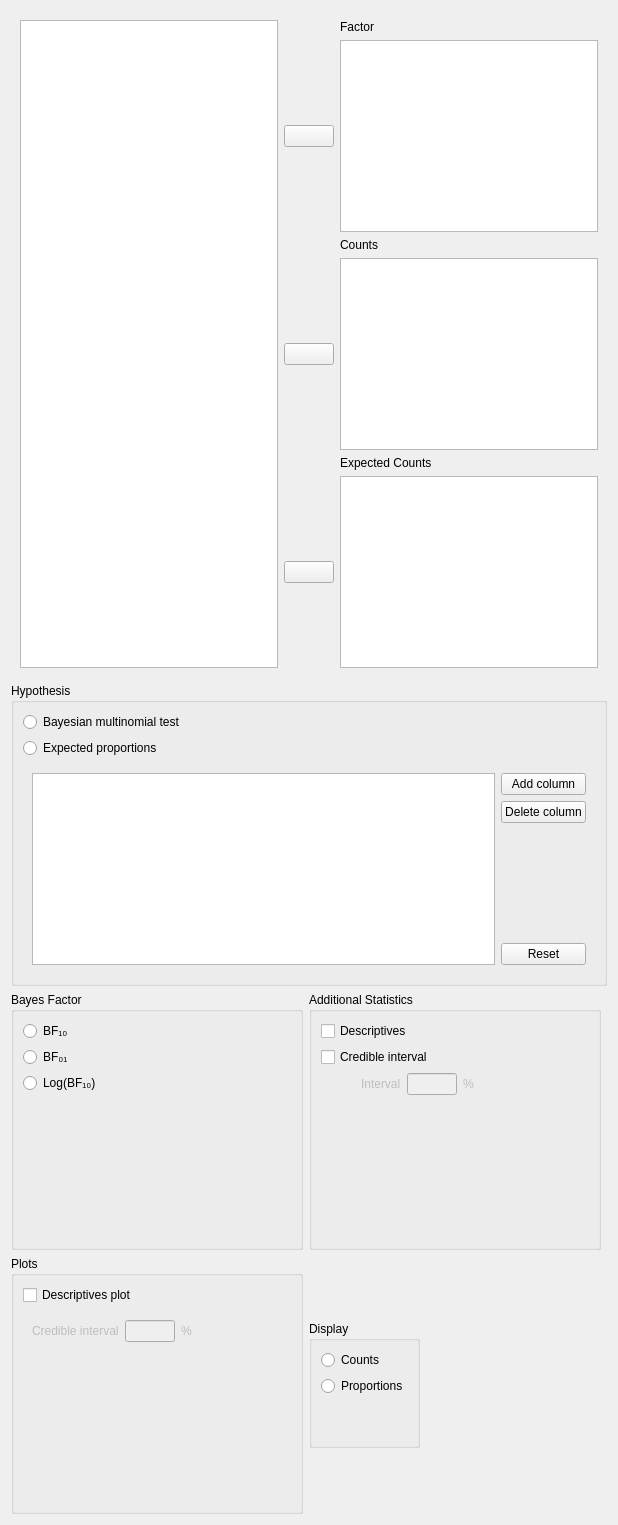
jasp-stats/jasp-desktop, file JASP-Desktop/analysisforms/Common/multinomialtestbayesianform.ui: the form before one commit.
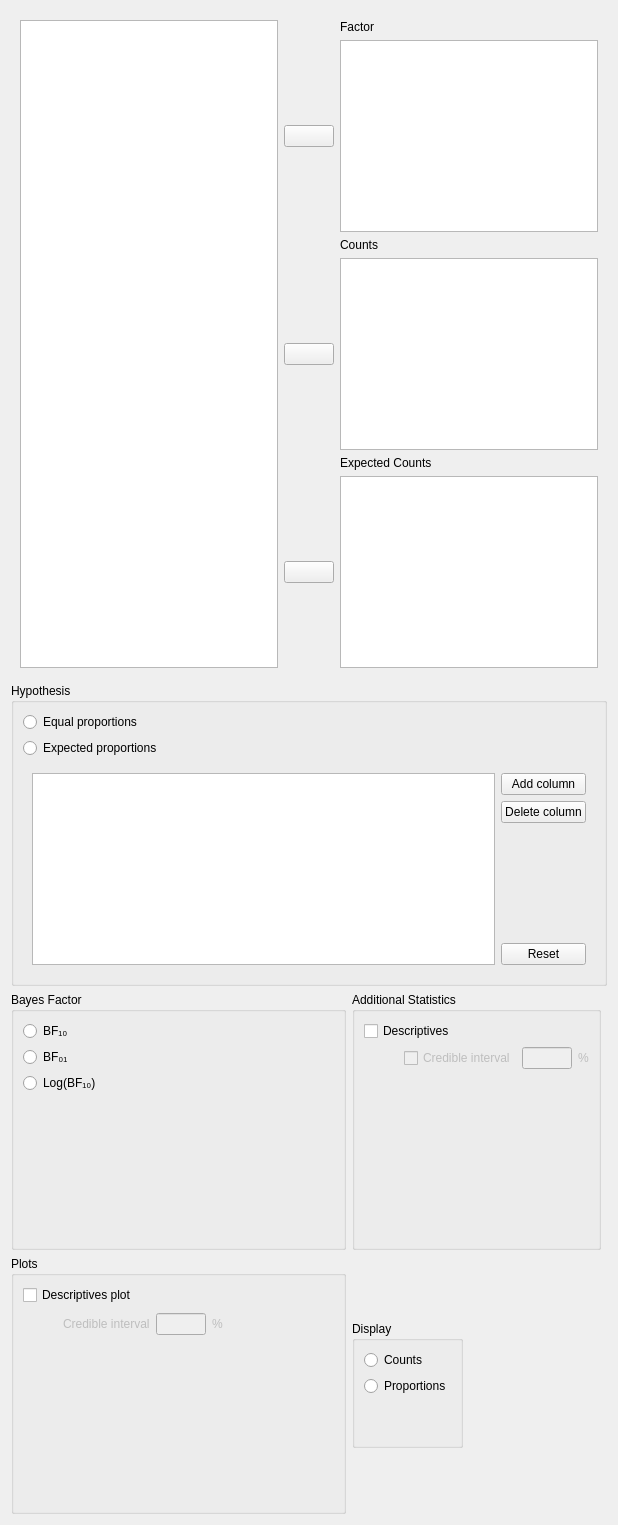
The form after the commit. Custom widgets are drawn as their Qt base class.

What changed in the file:
```diff
--- a/JASP-Desktop/analysisforms/Common/multinomialtestbayesianform.ui
+++ b/JASP-Desktop/analysisforms/Common/multinomialtestbayesianform.ui
@@ -14,203 +14,7 @@
    <string>Form</string>
   </property>
   <layout class="QGridLayout" name="gridLayout_5">
-   <item row="4" column="1">
-    <widget class="BoundGroupBox" name="additional">
-     <property name="sizePolicy">
-      <sizepolicy hsizetype="Preferred" vsizetype="Preferred">
-       <horstretch>0</horstretch>
-       <verstretch>0</verstretch>
-      </sizepolicy>
-     </property>
-     <property name="title">
-      <string>Additional Statistics</string>
-     </property>
-     <property name="flat">
-      <bool>false</bool>
-     </property>
-     <layout class="QGridLayout" name="gridLayout_8">
-      <item row="3" column="0">
-       <widget class="QWidget" name="widgetConfidenceIntervalInterval" native="true">
-        <property name="enabled">
-         <bool>false</bool>
-        </property>
-        <property name="sizePolicy">
-         <sizepolicy hsizetype="Fixed" vsizetype="Fixed">
-          <horstretch>0</horstretch>
-          <verstretch>0</verstretch>
-         </sizepolicy>
-        </property>
-        <layout class="QGridLayout" name="gridLayout_6">
-         <property name="leftMargin">
-          <number>40</number>
-         </property>
-         <property name="topMargin">
-          <number>0</number>
-         </property>
-         <property name="rightMargin">
-          <number>0</number>
-         </property>
-         <property name="bottomMargin">
-          <number>0</number>
-         </property>
-         <item row="0" column="2">
-          <widget class="QLabel" name="label_4">
-           <property name="sizePolicy">
-            <sizepolicy hsizetype="Fixed" vsizetype="Fixed">
-             <horstretch>0</horstretch>
-             <verstretch>0</verstretch>
-            </sizepolicy>
-           </property>
-           <property name="text">
-            <string>%</string>
-           </property>
-          </widget>
-         </item>
-         <item row="0" column="0">
-          <widget class="QLabel" name="label_5">
-           <property name="sizePolicy">
-            <sizepolicy hsizetype="Fixed" vsizetype="Fixed">
-             <horstretch>0</horstretch>
-             <verstretch>0</verstretch>
-            </sizepolicy>
-           </property>
-           <property name="text">
-            <string>Interval</string>
-           </property>
-          </widget>
-         </item>
-         <item row="0" column="1">
-          <widget class="BoundTextBox" name="credibleIntervalInterval">
-           <property name="sizePolicy">
-            <sizepolicy hsizetype="Fixed" vsizetype="Fixed">
-             <horstretch>0</horstretch>
-             <verstretch>0</verstretch>
-            </sizepolicy>
-           </property>
-           <property name="maximumSize">
-            <size>
-             <width>50</width>
-             <height>16777215</height>
-            </size>
-           </property>
-          </widget>
-         </item>
-        </layout>
-       </widget>
-      </item>
-      <item row="4" column="0">
-       <spacer name="verticalSpacer_3">
-        <property name="orientation">
-         <enum>Qt::Vertical</enum>
-        </property>
-        <property name="sizeHint" stdset="0">
-         <size>
-          <width>20</width>
-          <height>40</height>
-         </size>
-        </property>
-       </spacer>
-      </item>
-      <item row="2" column="1">
-       <spacer name="horizontalSpacer_3">
-        <property name="orientation">
-         <enum>Qt::Horizontal</enum>
-        </property>
-        <property name="sizeHint" stdset="0">
-         <size>
-          <width>40</width>
-          <height>20</height>
-         </size>
-        </property>
-       </spacer>
-      </item>
-      <item row="2" column="0">
-       <widget class="BoundCheckBox" name="credibleInterval">
-        <property name="sizePolicy">
-         <sizepolicy hsizetype="Fixed" vsizetype="Fixed">
-          <horstretch>0</horstretch>
-          <verstretch>0</verstretch>
-         </sizepolicy>
-        </property>
-        <property name="text">
-         <string>Credible interval</string>
-        </property>
-       </widget>
-      </item>
-      <item row="0" column="0">
-       <widget class="BoundCheckBox" name="descriptives">
-        <property name="sizePolicy">
-         <sizepolicy hsizetype="Fixed" vsizetype="Fixed">
-          <horstretch>0</horstretch>
-          <verstretch>0</verstretch>
-         </sizepolicy>
-        </property>
-        <property name="text">
-         <string>Descriptives</string>
-        </property>
-       </widget>
-      </item>
-     </layout>
-    </widget>
-   </item>
-   <item row="5" column="1">
-    <widget class="BoundGroupBox" name="countProp">
-     <property name="enabled">
-      <bool>true</bool>
-     </property>
-     <property name="sizePolicy">
-      <sizepolicy hsizetype="Fixed" vsizetype="Fixed">
-       <horstretch>0</horstretch>
-       <verstretch>0</verstretch>
-      </sizepolicy>
-     </property>
-     <property name="title">
-      <string>Display</string>
-     </property>
-     <layout class="QGridLayout" name="gridLayout_7">
-      <item row="1" column="0">
-       <widget class="QRadioButton" name="_1descCounts">
-        <property name="sizePolicy">
-         <sizepolicy hsizetype="Fixed" vsizetype="Fixed">
-          <horstretch>0</horstretch>
-          <verstretch>0</verstretch>
-         </sizepolicy>
-        </property>
-        <property name="text">
-         <string>Counts</string>
-        </property>
-       </widget>
-      </item>
-      <item row="2" column="0">
-       <widget class="QRadioButton" name="_2descProps">
-        <property name="sizePolicy">
-         <sizepolicy hsizetype="Fixed" vsizetype="Fixed">
-          <horstretch>0</horstretch>
-          <verstretch>0</verstretch>
-         </sizepolicy>
-        </property>
-        <property name="text">
-         <string>Proportions</string>
-        </property>
-       </widget>
-      </item>
-      <item row="4" column="0">
-       <spacer name="verticalSpacer_6">
-        <property name="orientation">
-         <enum>Qt::Vertical</enum>
-        </property>
-        <property name="sizeHint" stdset="0">
-         <size>
-          <width>20</width>
-          <height>40</height>
-         </size>
-        </property>
-       </spacer>
-      </item>
-     </layout>
-    </widget>
-   </item>
-   <item row="5" column="0">
+   <item row="6" column="0">
     <widget class="BoundGroupBox" name="plots">
      <property name="title">
       <string>Plots</string>
@@ -228,6 +32,18 @@
          </sizepolicy>
         </property>
         <layout class="QGridLayout" name="gridLayout_3">
+         <property name="leftMargin">
+          <number>40</number>
+         </property>
+         <property name="topMargin">
+          <number>2</number>
+         </property>
+         <property name="rightMargin">
+          <number>0</number>
+         </property>
+         <property name="bottomMargin">
+          <number>0</number>
+         </property>
          <item row="0" column="0">
           <widget class="QLabel" name="label_7">
            <property name="sizePolicy">
@@ -319,6 +135,128 @@
      <zorder>horizontalSpacer</zorder>
     </widget>
    </item>
+   <item row="4" column="1">
+    <widget class="BoundGroupBox" name="additional">
+     <property name="sizePolicy">
+      <sizepolicy hsizetype="Preferred" vsizetype="Preferred">
+       <horstretch>0</horstretch>
+       <verstretch>0</verstretch>
+      </sizepolicy>
+     </property>
+     <property name="title">
+      <string>Additional Statistics</string>
+     </property>
+     <property name="flat">
+      <bool>false</bool>
+     </property>
+     <layout class="QGridLayout" name="gridLayout_8">
+      <item row="3" column="0">
+       <spacer name="verticalSpacer_3">
+        <property name="orientation">
+         <enum>Qt::Vertical</enum>
+        </property>
+        <property name="sizeHint" stdset="0">
+         <size>
+          <width>20</width>
+          <height>40</height>
+         </size>
+        </property>
+       </spacer>
+      </item>
+      <item row="0" column="0">
+       <widget class="BoundCheckBox" name="descriptives">
+        <property name="sizePolicy">
+         <sizepolicy hsizetype="Fixed" vsizetype="Fixed">
+          <horstretch>0</horstretch>
+          <verstretch>0</verstretch>
+         </sizepolicy>
+        </property>
+        <property name="text">
+         <string>Descriptives</string>
+        </property>
+       </widget>
+      </item>
+      <item row="2" column="0">
+       <widget class="QWidget" name="widgetConfidenceIntervalInterval" native="true">
+        <property name="enabled">
+         <bool>true</bool>
+        </property>
+        <property name="sizePolicy">
+         <sizepolicy hsizetype="Fixed" vsizetype="Fixed">
+          <horstretch>0</horstretch>
+          <verstretch>0</verstretch>
+         </sizepolicy>
+        </property>
+        <layout class="QGridLayout" name="gridLayout_6">
+         <property name="leftMargin">
+          <number>40</number>
+         </property>
+         <property name="topMargin">
+          <number>0</number>
+         </property>
+         <property name="rightMargin">
+          <number>0</number>
+         </property>
+         <property name="bottomMargin">
+          <number>0</number>
+         </property>
+         <item row="0" column="3">
+          <widget class="QLabel" name="credibleIntervalIntervalLabel">
+           <property name="enabled">
+            <bool>false</bool>
+           </property>
+           <property name="sizePolicy">
+            <sizepolicy hsizetype="Fixed" vsizetype="Fixed">
+             <horstretch>0</horstretch>
+             <verstretch>0</verstretch>
+            </sizepolicy>
+           </property>
+           <property name="text">
+            <string>%</string>
+           </property>
+          </widget>
+         </item>
+         <item row="0" column="2">
+          <widget class="BoundTextBox" name="credibleIntervalInterval">
+           <property name="enabled">
+            <bool>false</bool>
+           </property>
+           <property name="sizePolicy">
+            <sizepolicy hsizetype="Fixed" vsizetype="Fixed">
+             <horstretch>0</horstretch>
+             <verstretch>0</verstretch>
+            </sizepolicy>
+           </property>
+           <property name="maximumSize">
+            <size>
+             <width>50</width>
+             <height>16777215</height>
+            </size>
+           </property>
+          </widget>
+         </item>
+         <item row="0" column="0" colspan="2">
+          <widget class="BoundCheckBox" name="credibleInterval">
+           <property name="enabled">
+            <bool>false</bool>
+           </property>
+           <property name="sizePolicy">
+            <sizepolicy hsizetype="Fixed" vsizetype="Fixed">
+             <horstretch>0</horstretch>
+             <verstretch>0</verstretch>
+            </sizepolicy>
+           </property>
+           <property name="text">
+            <string>Credible interval</string>
+           </property>
+          </widget>
+         </item>
+        </layout>
+       </widget>
+      </item>
+     </layout>
+    </widget>
+   </item>
    <item row="1" column="0" colspan="3">
     <widget class="BoundGroupBox" name="hypothesis">
      <property name="sizePolicy">
@@ -416,7 +354,7 @@
          </sizepolicy>
         </property>
         <property name="text">
-         <string>Bayesian multinomial test</string>
+         <string>Equal proportions</string>
         </property>
        </widget>
       </item>
@@ -675,6 +613,63 @@
      </layout>
     </widget>
    </item>
+   <item row="6" column="1" colspan="2">
+    <widget class="BoundGroupBox" name="countProp">
+     <property name="enabled">
+      <bool>true</bool>
+     </property>
+     <property name="sizePolicy">
+      <sizepolicy hsizetype="Fixed" vsizetype="Fixed">
+       <horstretch>0</horstretch>
+       <verstretch>0</verstretch>
+      </sizepolicy>
+     </property>
+     <property name="title">
+      <string>Display</string>
+     </property>
+     <layout class="QGridLayout" name="gridLayout_7">
+      <item row="1" column="0">
+       <widget class="QRadioButton" name="_1descCounts">
+        <property name="sizePolicy">
+         <sizepolicy hsizetype="Fixed" vsizetype="Fixed">
+          <horstretch>0</horstretch>
+          <verstretch>0</verstretch>
+         </sizepolicy>
+        </property>
+        <property name="text">
+         <string>Counts</string>
+        </property>
+       </widget>
+      </item>
+      <item row="2" column="0">
+       <widget class="QRadioButton" name="_2descProps">
+        <property name="sizePolicy">
+         <sizepolicy hsizetype="Fixed" vsizetype="Fixed">
+          <horstretch>0</horstretch>
+          <verstretch>0</verstretch>
+         </sizepolicy>
+        </property>
+        <property name="text">
+         <string>Proportions</string>
+        </property>
+       </widget>
+      </item>
+      <item row="3" column="0">
+       <spacer name="verticalSpacer_6">
+        <property name="orientation">
+         <enum>Qt::Vertical</enum>
+        </property>
+        <property name="sizeHint" stdset="0">
+         <size>
+          <width>20</width>
+          <height>40</height>
+         </size>
+        </property>
+       </spacer>
+      </item>
+     </layout>
+    </widget>
+   </item>
   </layout>
  </widget>
  <customwidgets>
```
Left out of the diff: 42 changed lines with no effect on the pictures.
